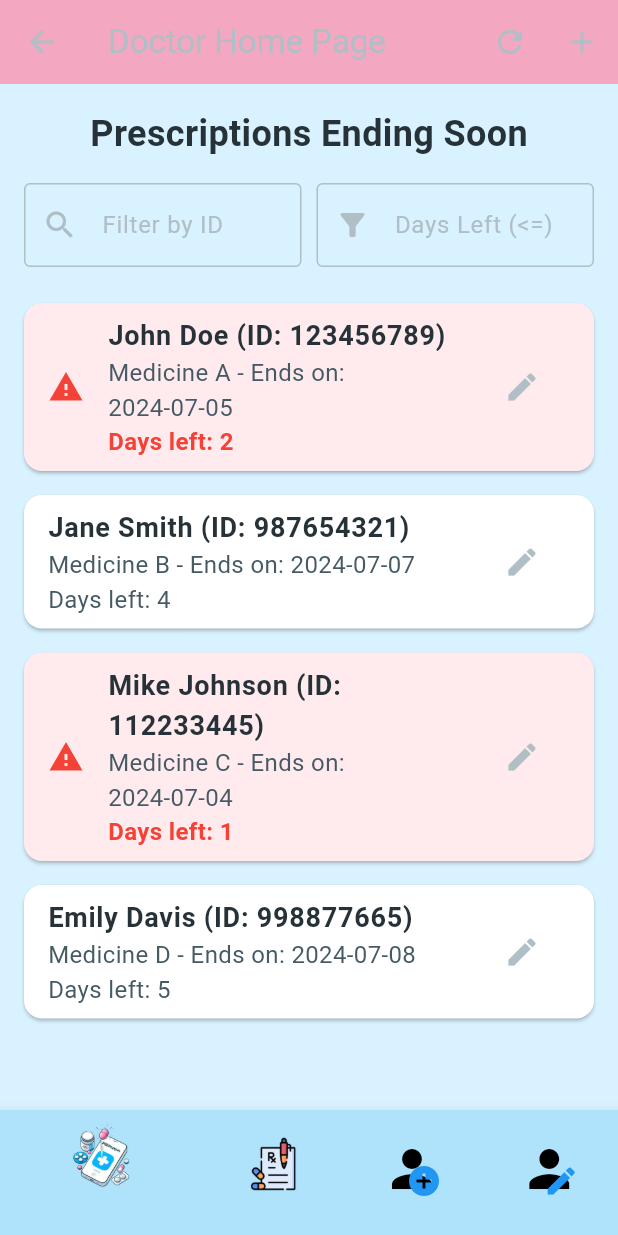
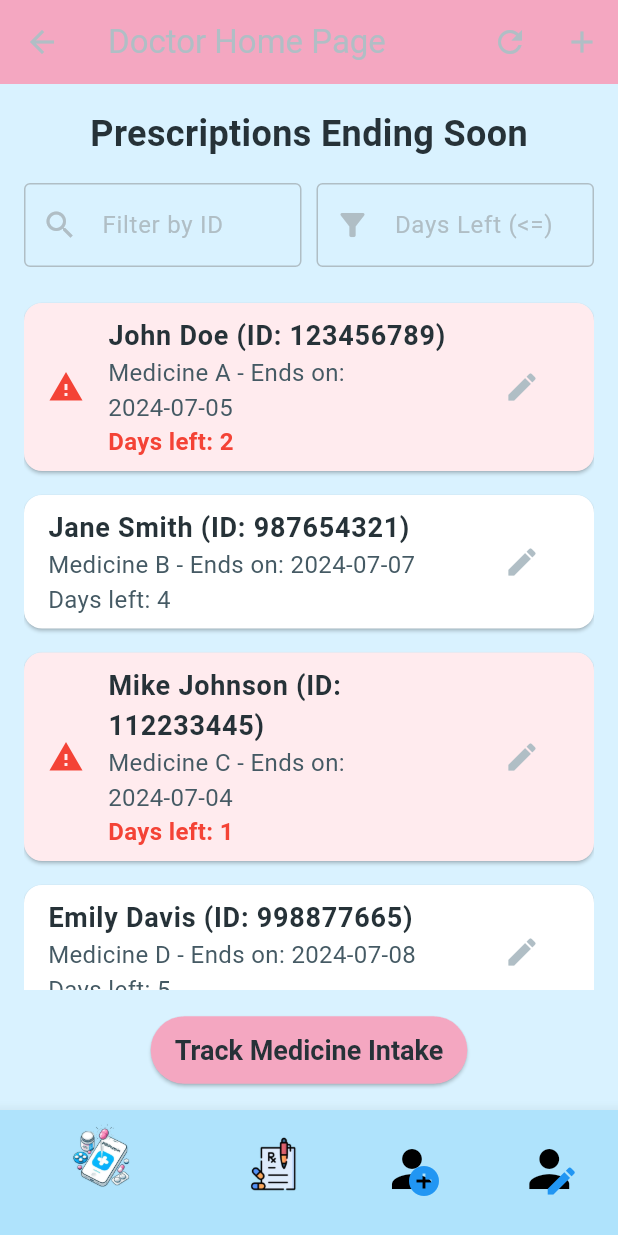
Before and after one commit to Ghaidaaazzam/finalproject, a Flutter app: the DoctorHomePage screen opened directly, on a phone screen of 412 x 824 dp. Run offline on Flutter 3.47's test engine with Material 3 defaults, Android fonts, the phone set to English and light mode, and no system bars; our stand-ins replace cloud_firestore, csv, firebase_core, fl_chart, flutter_local_notifications, flutter_typeahead and 1 more; accounts and stored records are empty.

Commit message:
track and design the process tracking

```diff
--- a/lib/doctorHomePage.dart
+++ b/lib/doctorHomePage.dart
@@ -4,6 +4,7 @@ import 'package:firebase_core/firebase_core.dart';
 import 'package:finalproject/firebase_options.dart';
 import 'prescription.dart';
 import 'AddPatient.dart';
+import 'TrackMedicineIntakePage.dart'; // Import the new tracking page
 
 void main() async {
   WidgetsFlutterBinding.ensureInitialized();
@@ -23,7 +24,8 @@ class MyApp extends StatelessWidget {
         '/prescription': (context) => PrescriptionPage(),
         '/doctorHome': (context) => DoctorHomePage(),
         '/addPatient': (context) => AddPatientPage(),
-        '/editProfile': (context) => EditProfilePage(),
+        //'/editProfile': (context) => EditProfilePage(),
+        '/trackMedicineIntake': (context) => TrackMedicineIntakePage(),
       },
     );
   }
@@ -100,6 +102,230 @@ class _DoctorHomePageState extends State<DoctorHomePage> {
         Navigator.pushNamed(context, '/editProfile');
         break;
     }
+  }
+
+  @override
+  Widget build(BuildContext context) {
+    DateFormat dateFormat = DateFormat('yyyy-MM-dd');
+    List<Map<String, dynamic>> filteredPrescriptions =
+        prescriptions.where((prescription) {
+      int daysLeft = prescription['endDate'].difference(DateTime.now()).inDays;
+      return (idFilter.isEmpty ||
+              prescription['patientId'].contains(idFilter)) &&
+          (daysLeftFilter == null || daysLeft <= daysLeftFilter!);
+    }).toList();
+
+    return Scaffold(
+      backgroundColor: Color.fromARGB(255, 217, 242, 255),
+      appBar: AppBar(
+        title: Text('Doctor Home Page'),
+        backgroundColor: Color.fromARGB(255, 244, 167, 193),
+        actions: [
+          IconButton(
+            icon: Icon(Icons.refresh),
+            onPressed: () {
+              setState(() {
+                // אפשרות לרענן את הנתונים
+                // כרגע זה לא מבצע פעולה אמיתית כיוון שהנתונים ידניים
+              });
+            },
+          ),
+          IconButton(
+            icon: Icon(Icons.add),
+            onPressed: () {
+              Navigator.pushNamed(context, '/prescription');
+            },
+          ),
+        ],
+      ),
+      body: Padding(
+        padding: const EdgeInsets.all(16.0),
+        child: Column(
+          children: [
+            Text(
+              'Prescriptions Ending Soon',
+              style: TextStyle(
+                fontSize: 24,
+                fontWeight: FontWeight.bold,
+                color: Colors.blueGrey[900],
+              ),
+            ),
+            SizedBox(height: 16),
+            Row(
+              children: [
+                Expanded(
+                  child: TextField(
+                    decoration: InputDecoration(
+                      labelText: 'Filter by ID',
+                      border: OutlineInputBorder(),
+                      prefixIcon: Icon(Icons.search),
+                    ),
+                    onChanged: (value) {
+                      setState(() {
+                        idFilter = value;
+                      });
+                    },
+                  ),
+                ),
+                SizedBox(width: 10),
+                Expanded(
+                  child: TextField(
+                    decoration: InputDecoration(
+                      labelText: 'Days Left (<=)',
+                      border: OutlineInputBorder(),
+                      prefixIcon: Icon(Icons.filter_alt),
+                    ),
+                    keyboardType: TextInputType.number,
+                    onChanged: (value) {
+                      setState(() {
+                        daysLeftFilter =
+                            value.isEmpty ? null : int.tryParse(value);
+                      });
+                    },
+                  ),
+                ),
+              ],
+            ),
+            SizedBox(height: 16),
+            Expanded(
+              child: ListView.builder(
+                itemCount: filteredPrescriptions.length,
+                itemBuilder: (context, index) {
+                  var prescription = filteredPrescriptions[index];
+                  int daysLeft =
+                      prescription['endDate'].difference(DateTime.now()).inDays;
+                  bool isUrgent = daysLeft <= 2;
+                  return Card(
+                    color: isUrgent ? Colors.red[50] : Colors.white,
+                    margin: EdgeInsets.symmetric(vertical: 8),
+                    child: ListTile(
+                      leading: isUrgent
+                          ? Icon(Icons.warning, color: Colors.red)
+                          : null,
+                      title: Text(
+                        '${prescription['patientName']} (ID: ${prescription['patientId']})',
+                        style: TextStyle(
+                          fontSize: 18,
+                          fontWeight: FontWeight.bold,
+                          color: Colors.blueGrey[900],
+                        ),
+                      ),
+                      subtitle: Column(
+                        crossAxisAlignment: CrossAxisAlignment.start,
+                        children: [
+                          Text(
+                            '${prescription['medicineName']} - Ends on: ${dateFormat.format(prescription['endDate'])}',
+                            style: TextStyle(
+                              fontSize: 16,
+                              color: Colors.blueGrey[700],
+                            ),
+                          ),
+                          Text(
+                            'Days left: $daysLeft',
+                            style: TextStyle(
+                              fontSize: 16,
+                              color:
+                                  isUrgent ? Colors.red : Colors.blueGrey[700],
+                              fontWeight: isUrgent
+                                  ? FontWeight.bold
+                                  : FontWeight.normal,
+                            ),
+                          ),
+                        ],
+                      ),
+                      trailing: IconButton(
+                        icon: Icon(Icons.edit),
+                        onPressed: () => _renewPrescription(prescription),
+                      ),
+                    ),
+                  );
+                },
+              ),
+            ),
+            SizedBox(height: 16),
+            ElevatedButton(
+              onPressed: () {
+                Navigator.pushNamed(context, '/trackMedicineIntake');
+              },
+              child: Text('Track Medicine Intake'),
+              style: ElevatedButton.styleFrom(
+                backgroundColor: Color.fromARGB(255, 244, 167, 193),
+                foregroundColor: Colors.blueGrey[900],
+                padding: EdgeInsets.symmetric(horizontal: 16, vertical: 12),
+                textStyle: TextStyle(
+                  fontSize: 18,
+                  fontWeight: FontWeight.bold,
+                ),
+              ),
+            ),
+          ],
+        ),
+      ),
+      bottomNavigationBar: BottomNavigationBar(
+        currentIndex: _selectedIndex,
+        onTap: _onItemTapped,
+        items: [
+          BottomNavigationBarItem(
+            icon: Image.asset(
+              'images/SmallLogo.png',
+              height: 50.0,
+              width: 50.0,
+            ),
+            label: 'Logo',
+          ),
+          BottomNavigationBarItem(
+            icon: Image.asset(
+              'images/prescriptionIcon.png',
+              height: 50.0,
+              width: 50.0,
+            ),
+            label: 'Prescription',
+          ),
+          BottomNavigationBarItem(
+            icon: Stack(
+              children: <Widget>[
+                Icon(
+                  Icons.person,
+                  color: Colors.black,
+                  size: 40,
+                ),
+                Positioned(
+                  right: 0,
+                  bottom: 0,
+                  child: Icon(
+                    Icons.add_circle,
+                    color: Colors.blue,
+                    size: 24,
+                  ),
+                ),
+              ],
+            ),
+            label: 'Add Patient',
+          ),
+          BottomNavigationBarItem(
+            icon: Stack(
+              children: <Widget>[
+                Icon(
+                  Icons.person,
+                  color: Colors.black,
+                  size: 40,
+                ),
+                Positioned(
+                  right: 0,
+                  bottom: 0,
+                  child: Icon(
+                    Icons.edit,
+                    color: Colors.blue,
+                    size: 24,
+                  ),
+                ),
+              ],
+            ),
+            label: 'Edit Profile',
+          ),
+        ],
+      ),
+    );
   }
 
   void _renewPrescription(Map<String, dynamic> prescription) {
@@ -277,226 +503,4 @@ class _DoctorHomePageState extends State<DoctorHomePage> {
       },
     );
   }
-
-  @override
-  Widget build(BuildContext context) {
-    DateFormat dateFormat = DateFormat('yyyy-MM-dd');
-    List<Map<String, dynamic>> filteredPrescriptions =
-        prescriptions.where((prescription) {
-      int daysLeft = prescription['endDate'].difference(DateTime.now()).inDays;
-      return (idFilter.isEmpty ||
-              prescription['patientId'].contains(idFilter)) &&
-          (daysLeftFilter == null || daysLeft <= daysLeftFilter!);
-    }).toList();
-
-    return Scaffold(
-      backgroundColor: Color.fromARGB(255, 217, 242, 255),
-      appBar: AppBar(
-        title: Text('Doctor Home Page'),
-        backgroundColor: Color.fromARGB(255, 244, 167, 193),
-        actions: [
-          IconButton(
-            icon: Icon(Icons.refresh),
-            onPressed: () {
-              setState(() {
-                // אפשרות לרענן את הנתונים
-                // כרגע זה לא מבצע פעולה אמיתית כיוון שהנתונים ידניים
-              });
-            },
-          ),
-          IconButton(
-            icon: Icon(Icons.add),
-            onPressed: () {
-              Navigator.pushNamed(context, '/prescription');
-            },
-          ),
-        ],
-      ),
-      body: Padding(
-        padding: const EdgeInsets.all(16.0),
-        child: Column(
-          children: [
-            Text(
-              'Prescriptions Ending Soon',
-              style: TextStyle(
-                fontSize: 24,
-                fontWeight: FontWeight.bold,
-                color: Colors.blueGrey[900],
-              ),
-            ),
-            SizedBox(height: 16),
-            Row(
-              children: [
-                Expanded(
-                  child: TextField(
-                    decoration: InputDecoration(
-                      labelText: 'Filter by ID',
-                      border: OutlineInputBorder(),
-                      prefixIcon: Icon(Icons.search),
-                    ),
-                    onChanged: (value) {
-                      setState(() {
-                        idFilter = value;
-                      });
-                    },
-                  ),
-                ),
-                SizedBox(width: 10),
-                Expanded(
-                  child: TextField(
-                    decoration: InputDecoration(
-                      labelText: 'Days Left (<=)',
-                      border: OutlineInputBorder(),
-                      prefixIcon: Icon(Icons.filter_alt),
-                    ),
-                    keyboardType: TextInputType.number,
-                    onChanged: (value) {
-                      setState(() {
-                        daysLeftFilter =
-                            value.isEmpty ? null : int.tryParse(value);
-                      });
-                    },
-                  ),
-                ),
-              ],
-            ),
-            SizedBox(height: 16),
-            Expanded(
-              child: ListView.builder(
-                itemCount: filteredPrescriptions.length,
-                itemBuilder: (context, index) {
-                  var prescription = filteredPrescriptions[index];
-                  int daysLeft =
-                      prescription['endDate'].difference(DateTime.now()).inDays;
-                  bool isUrgent = daysLeft <= 2;
-                  return Card(
-                    color: isUrgent ? Colors.red[50] : Colors.white,
-                    margin: EdgeInsets.symmetric(vertical: 8),
-                    child: ListTile(
-                      leading: isUrgent
-                          ? Icon(Icons.warning, color: Colors.red)
-                          : null,
-                      title: Text(
-                        '${prescription['patientName']} (ID: ${prescription['patientId']})',
-                        style: TextStyle(
-                          fontSize: 18,
-                          fontWeight: FontWeight.bold,
-                          color: Colors.blueGrey[900],
-                        ),
-                      ),
-                      subtitle: Column(
-                        crossAxisAlignment: CrossAxisAlignment.start,
-                        children: [
-                          Text(
-                            '${prescription['medicineName']} - Ends on: ${dateFormat.format(prescription['endDate'])}',
-                            style: TextStyle(
-                              fontSize: 16,
-                              color: Colors.blueGrey[700],
-                            ),
-                          ),
-                          Text(
-                            'Days left: $daysLeft',
-                            style: TextStyle(
-                              fontSize: 16,
-                              color:
-                                  isUrgent ? Colors.red : Colors.blueGrey[700],
-                              fontWeight: isUrgent
-                                  ? FontWeight.bold
-                                  : FontWeight.normal,
-                            ),
-                          ),
-                        ],
-                      ),
-                      trailing: IconButton(
-                        icon: Icon(Icons.edit),
-                        onPressed: () => _renewPrescription(prescription),
-                      ),
-                    ),
-                  );
-                },
-              ),
-            ),
-          ],
-        ),
-      ),
-      bottomNavigationBar: BottomNavigationBar(
-        currentIndex: _selectedIndex,
-        onTap: _onItemTapped,
-        items: [
-          BottomNavigationBarItem(
-            icon: Image.asset(
-              'images/SmallLogo.png',
-              height: 50.0,
-              width: 50.0,
-            ),
-            label: 'Logo',
-          ),
-          BottomNavigationBarItem(
-            icon: Image.asset(
-              'images/prescriptionIcon.png',
-              height: 50.0,
-              width: 50.0,
-            ),
-            label: 'Prescription',
-          ),
-          BottomNavigationBarItem(
-            icon: Stack(
-              children: <Widget>[
-                Icon(
-                  Icons.person,
-                  color: Colors.black,
-                  size: 40,
-                ),
-                Positioned(
-                  right: 0,
-                  bottom: 0,
-                  child: Icon(
-                    Icons.add_circle,
-                    color: Colors.blue,
-                    size: 24,
-                  ),
-                ),
-              ],
-            ),
-            label: 'Add Patient',
-          ),
-          BottomNavigationBarItem(
-            icon: Stack(
-              children: <Widget>[
-                Icon(
-                  Icons.person,
-                  color: Colors.black,
-                  size: 40,
-                ),
-                Positioned(
-                  right: 0,
-                  bottom: 0,
-                  child: Icon(
-                    Icons.edit,
-                    color: Colors.blue,
-                    size: 24,
-                  ),
-                ),
-              ],
-            ),
-            label: 'Edit Profile',
-          ),
-        ],
-      ),
-    );
-  }
 }
-
-class EditProfilePage extends StatelessWidget {
-  @override
-  Widget build(BuildContext context) {
-    return Scaffold(
-      body: Center(
-        child: Text(
-          'Edit Profile Page',
-          style: TextStyle(fontSize: 24),
-        ),
-      ),
-    );
-  }
-}
--- a/pubspec.yaml
+++ b/pubspec.yaml
@@ -9,6 +9,7 @@ dependencies:
     sdk: flutter
   flutter_localizations:
     sdk: flutter
+  fl_chart: ^0.40.0
   csv: ^5.0.0
   flutter_typeahead: ^4.0.0
   path_provider: ^2.0.11
```
Also changed, not shown: lib/TrackMedicineIntakePage.dart (added, +296 -0 lines), pubspec.lock.
